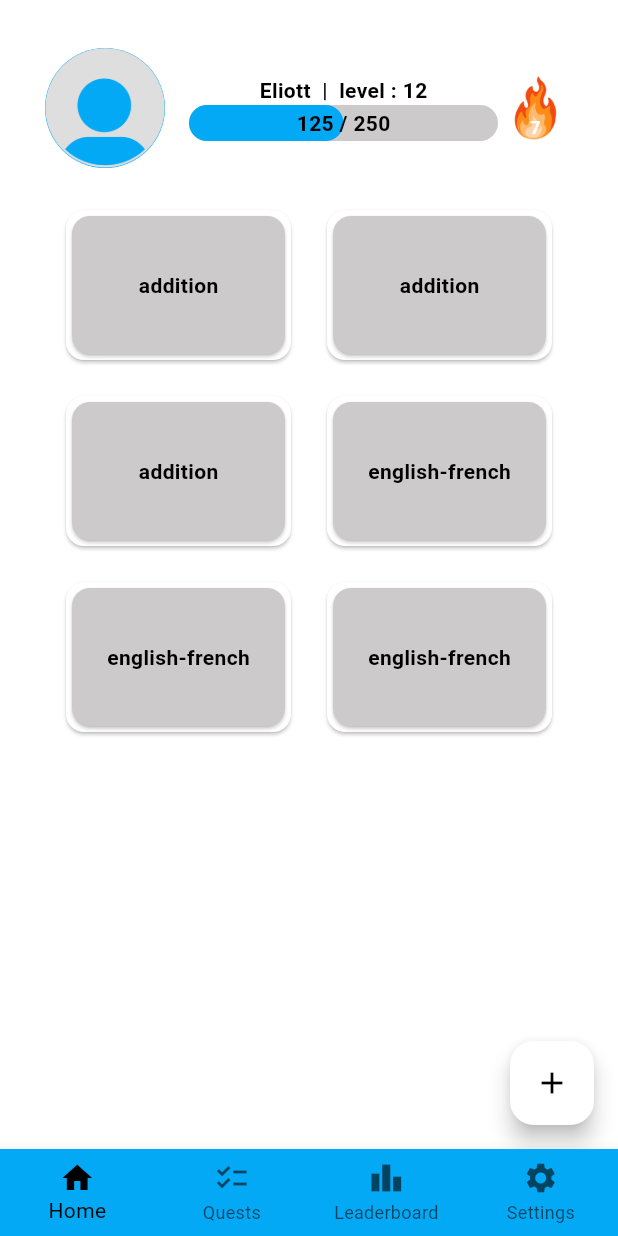
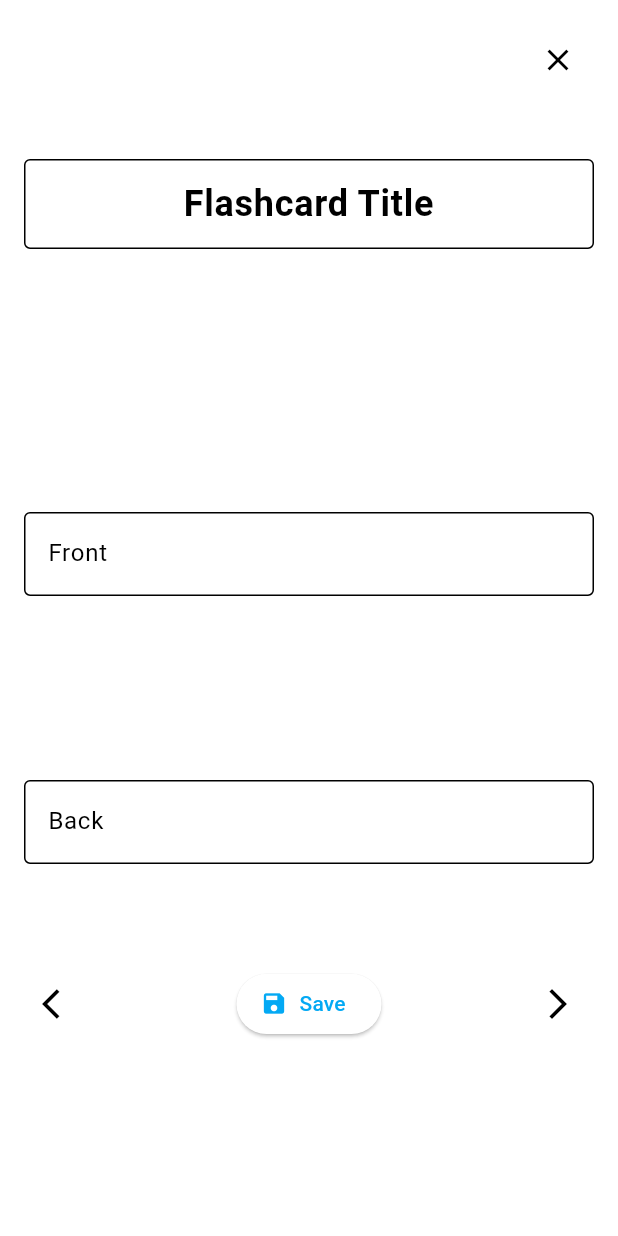
Before and after one commit to klinkl/FunLearn-client, a Flutter app: the screen it shows after launch, after a tap on the "add" icon, on a phone screen of 412 x 824 dp. Run offline on Flutter 3.47's test engine with Material 3 defaults, Android fonts, the light colour scheme and no system bars; our stand-ins replace shared_preferences.

Commit message:
card creation screen

```diff
--- /dev/null
+++ b/lib/screens/card_creation_view.dart
@@ -0,0 +1,149 @@
+import 'package:flutter/material.dart';
+import '../theme/customColors.dart';
+
+class FlashcardCreatorView extends StatefulWidget {
+  const FlashcardCreatorView({super.key});
+
+  @override
+  State<FlashcardCreatorView> createState() => _FlashcardCreatorViewState();
+}
+
+class _FlashcardCreatorViewState extends State<FlashcardCreatorView> {
+  final TextEditingController _titleController = TextEditingController();
+  final TextEditingController _frontController = TextEditingController();
+  final TextEditingController _backController = TextEditingController();
+
+  void _nextCard() {
+    // temporary
+    _frontController.clear();
+    _backController.clear();
+  }
+
+  void _saveCard() {
+    // temporary
+    print('Titre: ${_titleController.text}');
+    print('Front: ${_frontController.text}');
+    print('Back: ${_backController.text}');
+    ScaffoldMessenger.of(
+      context,
+    ).showSnackBar(const SnackBar(content: Text('Card saved !')));
+    Navigator.pop(context);
+  }
+
+  @override
+  Widget build(BuildContext context) {
+    final cs = Theme.of(context).colorScheme;
+    final customColors = Theme.of(context).extension<CustomColors>()!;
+    final screenHeight = MediaQuery.of(context).size.height;
+
+    return Scaffold(
+      body: SafeArea(
+        child: Column(
+          children: [
+            Container(
+              height: screenHeight * 0.33,
+              padding: const EdgeInsets.all(16),
+              color: cs.surface,
+              child: Stack(
+                children: [
+                  Positioned(
+                    top: 0,
+                    right: 0,
+                    child: IconButton(
+                      icon: const Icon(Icons.close),
+                      onPressed: () {
+                        Navigator.pop(context);
+                      },
+                    ),
+                  ),
+                  Center(
+                    child: TextField(
+                      controller: _titleController,
+                      textAlign: TextAlign.center,
+                      style: const TextStyle(
+                        fontSize: 24,
+                        fontWeight: FontWeight.bold,
+                      ),
+                      decoration: const InputDecoration(
+                        hintText: 'Flashcard Title',
+                        border: OutlineInputBorder(),
+                        contentPadding: EdgeInsets.symmetric(
+                          horizontal: 16,
+                          vertical: 12,
+                        ),
+                      ),
+                    ),
+                  ),
+                ],
+              ),
+            ),
+
+            Expanded(
+              child: Container(
+                padding: const EdgeInsets.all(16),
+                color: cs.surface,
+                child: Column(
+                  children: [
+                    Flexible(
+                      flex: 1,
+                      child: Align(
+                        alignment: Alignment.center,
+                        child: TextField(
+                          controller: _frontController,
+                          maxLines: 1,
+                          decoration: const InputDecoration(
+                            labelText: 'Front',
+                            border: OutlineInputBorder(),
+                          ),
+                        ),
+                      ),
+                    ),
+                    const SizedBox(height: 16),
+
+                    Flexible(
+                      flex: 1,
+                      child: Align(
+                        alignment: Alignment.center,
+                        child: TextField(
+                          controller: _backController,
+                          maxLines: 1,
+                          decoration: const InputDecoration(
+                            labelText: 'Back',
+                            border: OutlineInputBorder(),
+                          ),
+                        ),
+                      ),
+                    ),
+                    const SizedBox(height: 16),
+
+                    Flexible(
+                      flex: 1,
+                      child: Row(
+                        mainAxisAlignment: MainAxisAlignment.spaceBetween,
+                        children: [
+                          IconButton(
+                            icon: const Icon(Icons.arrow_back_ios),
+                            onPressed: _nextCard,
+                          ),
+                          ElevatedButton.icon(
+                            onPressed: _saveCard,
+                            icon: const Icon(Icons.save),
+                            label: const Text('Save'),
+                          ),
+                          IconButton(
+                            icon: const Icon(Icons.arrow_forward_ios),
+                            onPressed: _nextCard,
+                          ),
+                        ],
+                      ),
+                    ),
+                  ],
+                ),
+              ),
+            ),
+          ],
+        ),
+      ),
+    );
+  }
+}
--- a/lib/screens/cards_list_view.dart
+++ b/lib/screens/cards_list_view.dart
@@ -1,5 +1,6 @@
 import 'package:flutter/material.dart';
 import '../theme/customColors.dart';
+import './card_creation_view.dart';
 import '../widgets/user_info.dart';
 import '../widgets/sample_card.dart';
 
@@ -75,7 +76,12 @@ class _CardsListViewState extends State<CardsListView> {
         ),
       ),
       floatingActionButton: FloatingActionButton(
-        onPressed: () => {},
+        onPressed: () {
+          Navigator.push(
+            context,
+            MaterialPageRoute(builder: (_) => FlashcardCreatorView()),
+          );
+        },
         backgroundColor: customColors.addButton,
         tooltip: 'Add',
         child: const Icon(Icons.add),
```
